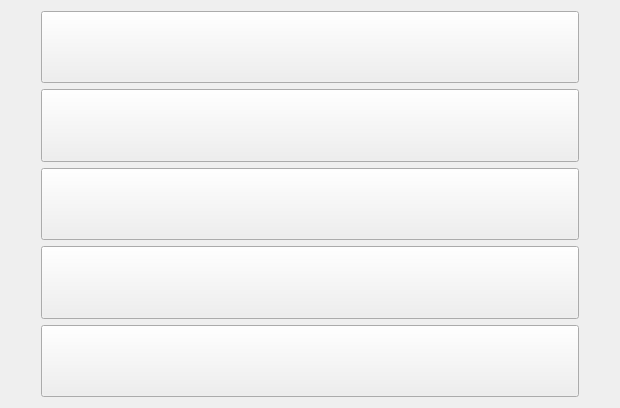
First picture: the form in title-stage-buttons.ui, repository Deception666/math-facts, before the edit.
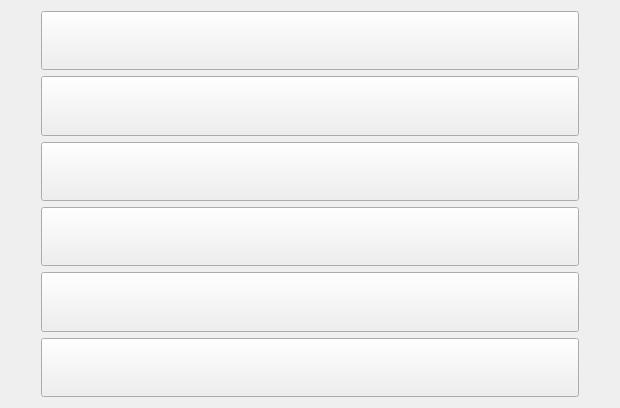
Second picture: the form after the edit.

Commit message: adding a clock practice problem push button

```diff
--- a/title-stage-buttons.ui
+++ b/title-stage-buttons.ui
@@ -72,6 +72,19 @@
        </property>
       </widget>
      </item>
+     <item>
+      <widget class="QPushButton" name="pushButtonClock">
+       <property name="sizePolicy">
+        <sizepolicy hsizetype="Minimum" vsizetype="Expanding">
+         <horstretch>0</horstretch>
+         <verstretch>0</verstretch>
+        </sizepolicy>
+       </property>
+       <property name="text">
+        <string/>
+       </property>
+      </widget>
+     </item>
      <item>
       <widget class="QPushButton" name="pushButtonAll">
        <property name="sizePolicy">
```
Left out of the diff: 8 changed lines with no effect on the pictures. The commit also changes 8 other files.
